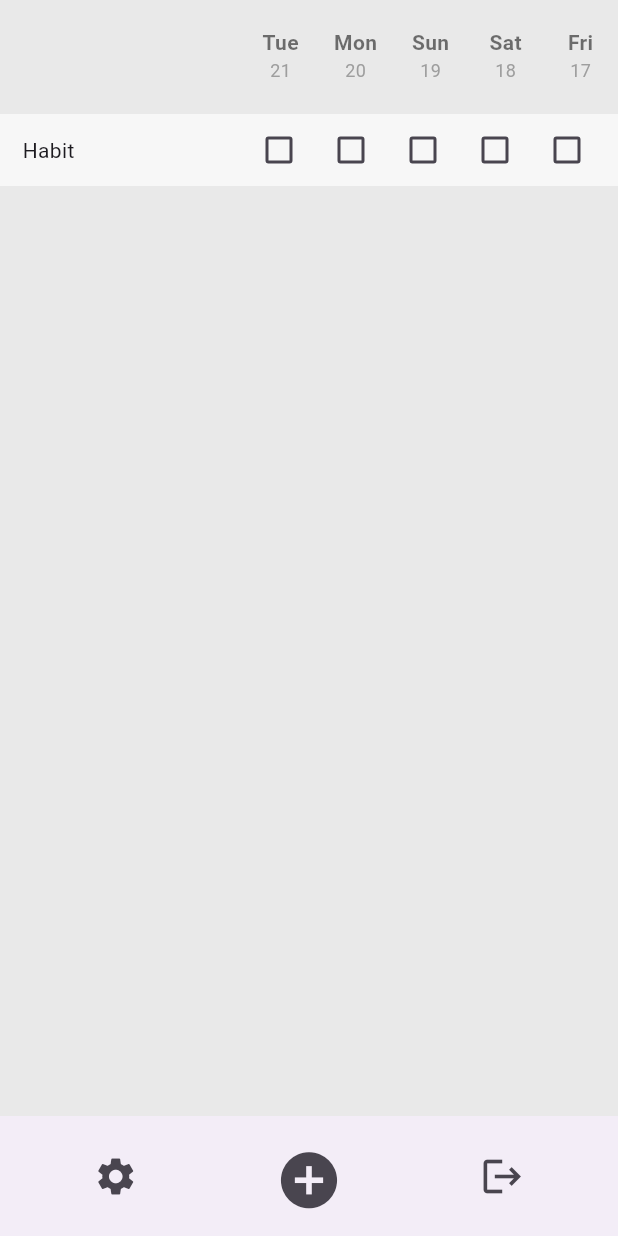
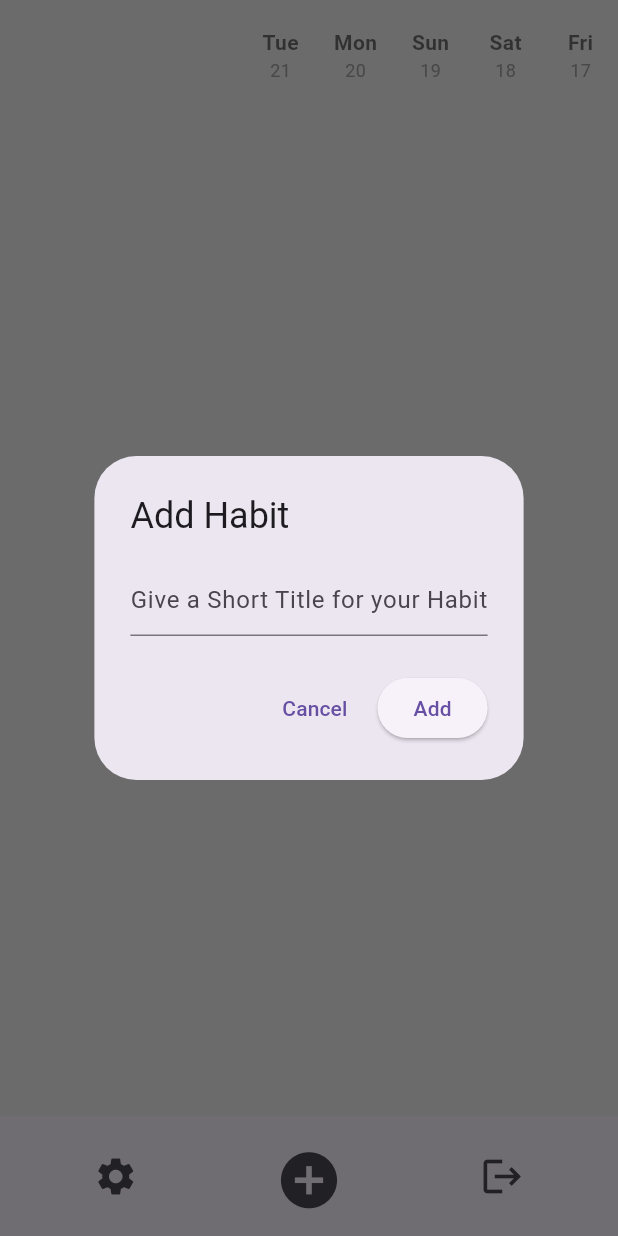
Before and after one commit to abey-joseph/habit_new, a Flutter app: the HomeScreen screen opened directly, item 2 of the bottom bar chosen, on a phone screen of 412 x 824 dp. Run offline on Flutter 3.47's test engine with Material 3 defaults, Android fonts, the phone set to English and light mode, and no system bars; drawn by our look-alikes of flutter_slidable; our stand-ins replace bloc, firebase_auth, firebase_core, flutter_bloc, freezed_annotation, get_it and 3 more; accounts and stored records are empty.

Commit message:
add Habit done

```diff
--- a/lib/data/constant/habit_status_list_and_operations/habit_status_list_and_operations.dart
+++ b/lib/data/constant/habit_status_list_and_operations/habit_status_list_and_operations.dart
@@ -1,7 +1,5 @@
 import 'dart:developer';
-
 import 'package:habit/core/hive/habit_hive_operation.dart';
-import 'package:habit/data/constant/habit_list_and_operation/habit_list_and_operation.dart';
 import 'package:habit/data/dependencies/get_it_dependencies.dart';
 import 'package:habit/data/model/habit_model.dart';
 
--- a/lib/to_do.txt
+++ b/lib/to_do.txt
@@ -14,6 +14,8 @@ also if the user login with a diff account the old data can be deleted
 *** need to make a fucntion which will check if the current date and last entry date of each habit if it is empty
 - then fill up with data put complettion status as empty
 
+-- make sure the data is shown to the correct user
+
 
 ////// need make the bloc more efficent
  - i have an idea like the main bloc have some more states where one state trigger when there is a change in the length of habit lidt
--- /dev/null
+++ b/lib/view/widgets/dialog/add_dialog.dart
@@ -0,0 +1,57 @@
+import 'package:flutter/material.dart';
+
+class CustomInputDialog extends StatefulWidget {
+  final VoidCallback onCancel;
+  final ValueChanged<String> onAdd;
+  final String buttonText;
+
+  const CustomInputDialog({
+    super.key,
+    required this.onCancel,
+    required this.onAdd,
+    required this.buttonText,
+  });
+
+  @override
+  CustomInputDialogState createState() => CustomInputDialogState();
+}
+
+class CustomInputDialogState extends State<CustomInputDialog> {
+  final TextEditingController _textController = TextEditingController();
+
+  @override
+  Widget build(BuildContext context) {
+    return AlertDialog(
+      title: const Text('Add Habit'),
+      content: TextField(
+        controller: _textController,
+        decoration: const InputDecoration(
+          hintText: 'Give a Short Title for your Habit',
+        ),
+      ),
+      actions: [
+        TextButton(
+          onPressed: () {
+            Navigator.of(context).pop();
+            widget.onCancel;
+          },
+          child: const Text('Cancel'),
+        ),
+        ElevatedButton(
+          onPressed: () {
+            String inputValue = _textController.text.trim();
+            widget.onAdd(inputValue); // Pass the input value
+            Navigator.of(context).pop();
+          },
+          child: Text(widget.buttonText),
+        ),
+      ],
+    );
+  }
+
+  @override
+  void dispose() {
+    _textController.dispose();
+    super.dispose();
+  }
+}
```
Also changed, not shown: lib/view/screens/home_screen.dart (+11 -3 lines).
